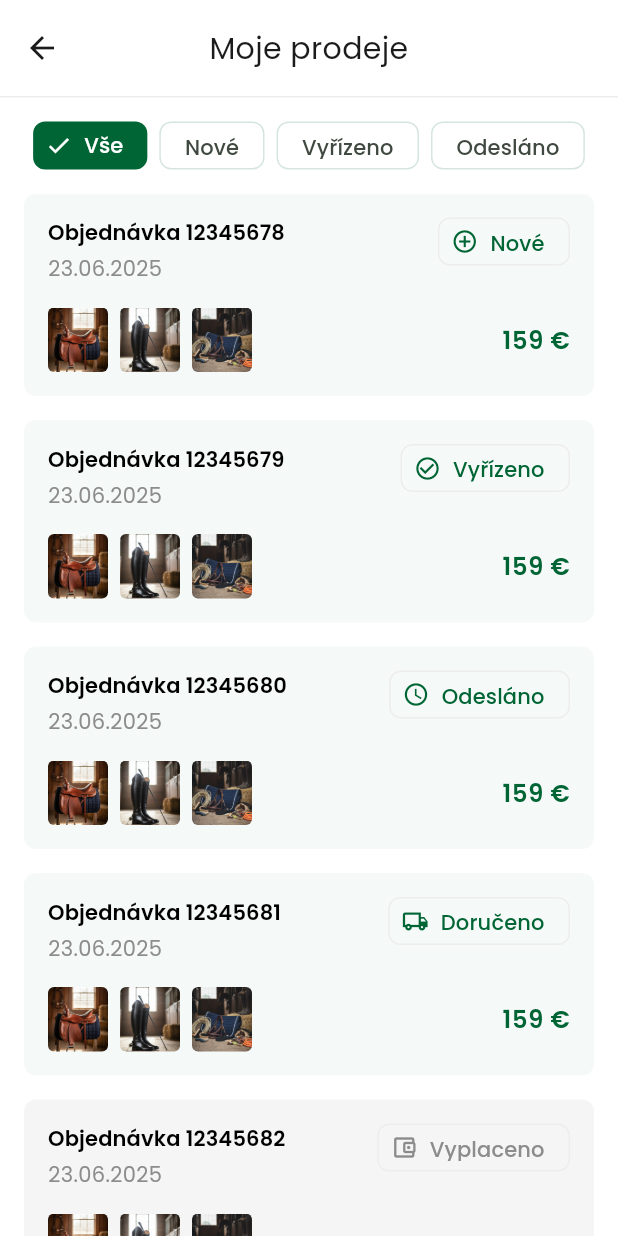
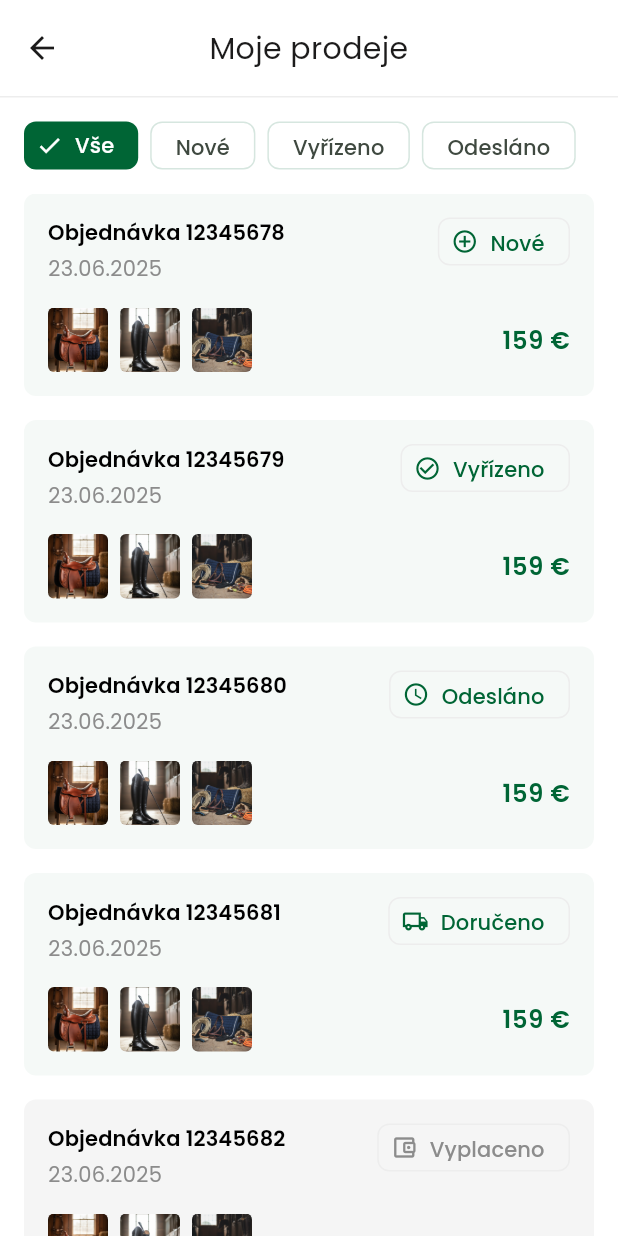
Before and after one commit to martintellinger/eqqu, a Flutter app: the MySalesScreen screen opened directly, on a phone screen of 412 x 824 dp. Run offline on Flutter 3.47's test engine with Material 3 defaults, Android fonts, the phone set to English and light mode, and no system bars; our stand-ins replace flutter_svg.

Commit message:
Align filter chips to the left on listings, purchases, and sales screens
Added crossAxisAlignment: CrossAxisAlignment.stretch to parent Column
so the horizontal SingleChildScrollView takes full width instead of
being centered.

https://claude.ai/code/session_012waFykv5wBbLFNTaJFeXrN

```diff
--- a/lib/screens/my_listings_screen.dart
+++ b/lib/screens/my_listings_screen.dart
@@ -50,6 +50,7 @@ class _MyListingsScreenState extends State<MyListingsScreen> {
 
     return Scaffold(
       body: Column(
+        crossAxisAlignment: CrossAxisAlignment.stretch,
         children: [
           SafeArea(
             bottom: false,
--- a/lib/screens/my_purchases_screen.dart
+++ b/lib/screens/my_purchases_screen.dart
@@ -50,6 +50,7 @@ class _MyPurchasesScreenState extends State<MyPurchasesScreen> {
 
     return Scaffold(
       body: Column(
+        crossAxisAlignment: CrossAxisAlignment.stretch,
         children: [
           SafeArea(
             bottom: false,
--- a/lib/screens/my_sales_screen.dart
+++ b/lib/screens/my_sales_screen.dart
@@ -64,6 +64,7 @@ class _MySalesScreenState extends State<MySalesScreen> {
 
     return Scaffold(
       body: Column(
+        crossAxisAlignment: CrossAxisAlignment.stretch,
         children: [
           SafeArea(
             bottom: false,
```
